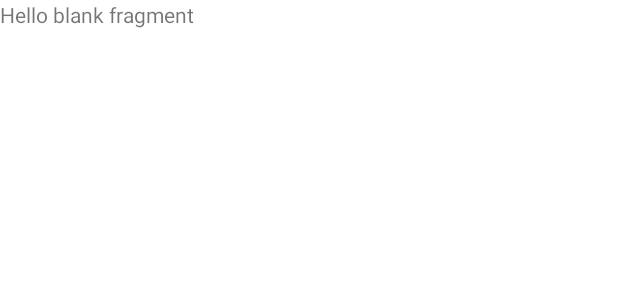
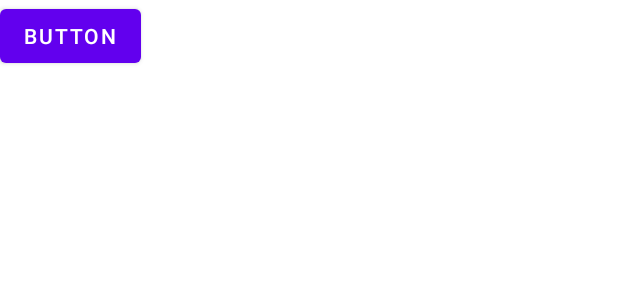
Before and after one commit to asa-012/Sample-App1, an Android app: the layout fragment_main.xml on its own in the app's theme, with its tools: preview values and no code run, on a phone screen of 412 x 824 dp. Shown: the top 300 px of the screen. Run offline under Robolectric (Android 15) with nearby library versions, the phone set to English and light mode, and no system bars.

```diff
--- a/app/src/main/res/layout/fragment_detail.xml
+++ b/app/src/main/res/layout/fragment_detail.xml
@@ -9,6 +9,6 @@
     <TextView
         android:layout_width="match_parent"
         android:layout_height="match_parent"
-        android:text="@string/hello_blank_fragment" />
+        android:text="hello detail fragment" />
 
 </FrameLayout>
--- a/app/src/main/res/layout/fragment_main.xml
+++ b/app/src/main/res/layout/fragment_main.xml
@@ -5,10 +5,9 @@
     android:layout_height="match_parent"
     tools:context=".main.MainFragment">
 
-    <!-- TODO: Update blank fragment layout -->
-    <TextView
-        android:layout_width="match_parent"
-        android:layout_height="match_parent"
-        android:text="@string/hello_blank_fragment" />
-
+    <Button
+        android:id="@+id/button_example"
+        android:layout_width="wrap_content"
+        android:layout_height="wrap_content"
+        android:text="Button" />
 </FrameLayout>
```
Also changed, not shown: app/src/main/java/com/asa/atrae_sample_app1/main/MainFragment.kt (+12 -0 lines), app/src/main/res/layout/activity_main.xml (+0 -8 lines), app/src/main/res/navigation/nav_graph.xml (+17 -1 lines).
